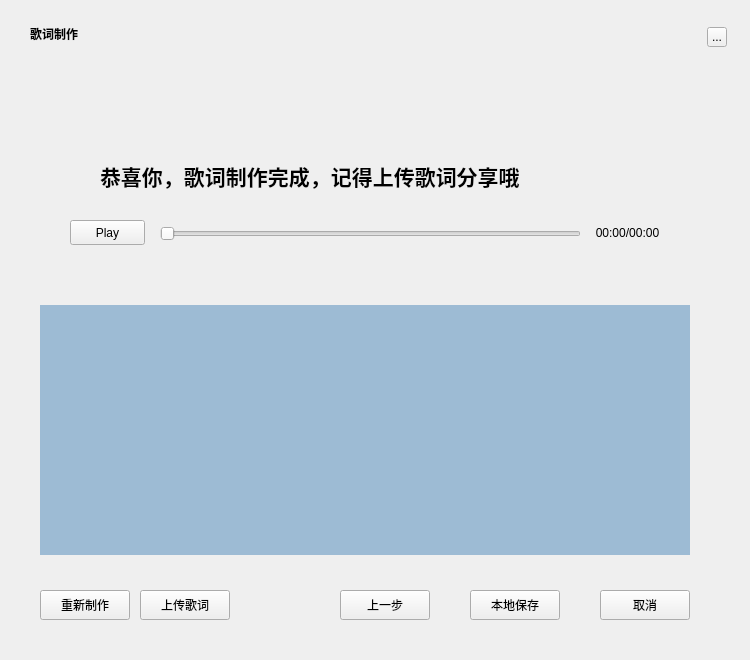
This is TTKCore/musicUi/musicLrcmanager/musiclrcmakerwidget.ui in Greedysky/TTKMusicPlayer as Qt 5 draws it before an edit. The edited form follows.
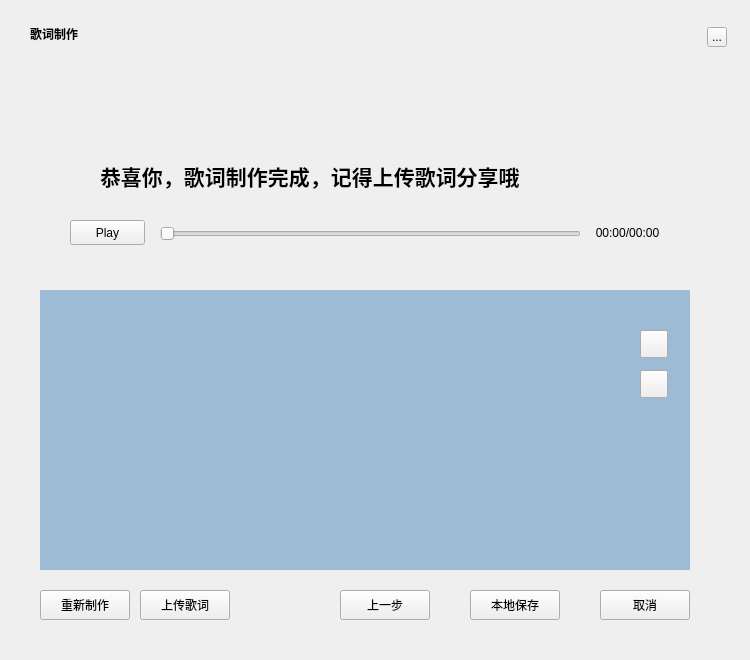
This is the edited form. The open tabs and pages were chosen to show the change. Icons and pictures are not drawn. Custom widgets are drawn as their Qt base class.

The edit to the form file:
```diff
--- a/TTKCore/musicUi/musicLrcmanager/musiclrcmakerwidget.ui
+++ b/TTKCore/musicUi/musicLrcmanager/musiclrcmakerwidget.ui
@@ -783,7 +783,7 @@
      <property name="geometry">
       <rect>
        <x>20</x>
-       <y>255</y>
+       <y>270</y>
        <width>650</width>
        <height>250</height>
       </rect>
@@ -898,6 +898,39 @@
       <pixmap resource="../../../TTKQrc/MusicPlayer.qrc">:/lrc/lb_make_finish</pixmap>
      </property>
     </widget>
+    <widget class="QLabel" name="label_T4">
+     <property name="geometry">
+      <rect>
+       <x>20</x>
+       <y>240</y>
+       <width>650</width>
+       <height>30</height>
+      </rect>
+     </property>
+     <property name="styleSheet">
+      <string notr="true">background:#9DBBD4;</string>
+     </property>
+    </widget>
+    <widget class="QPushButton" name="lrc_make_up_T">
+     <property name="geometry">
+      <rect>
+       <x>620</x>
+       <y>280</y>
+       <width>28</width>
+       <height>28</height>
+      </rect>
+     </property>
+    </widget>
+    <widget class="QPushButton" name="lrc_make_down_T">
+     <property name="geometry">
+      <rect>
+       <x>620</x>
+       <y>320</y>
+       <width>28</width>
+       <height>28</height>
+      </rect>
+     </property>
+    </widget>
     <zorder>lrcViewer</zorder>
     <zorder>label_T</zorder>
     <zorder>label_T1</zorder>
@@ -911,6 +944,9 @@
     <zorder>stateButton_T</zorder>
     <zorder>labelTime_T</zorder>
     <zorder>label_T3</zorder>
+    <zorder>label_T4</zorder>
+    <zorder>lrc_make_down_T</zorder>
+    <zorder>lrc_make_up_T</zorder>
    </widget>
   </widget>
   <zorder>background</zorder>
```
